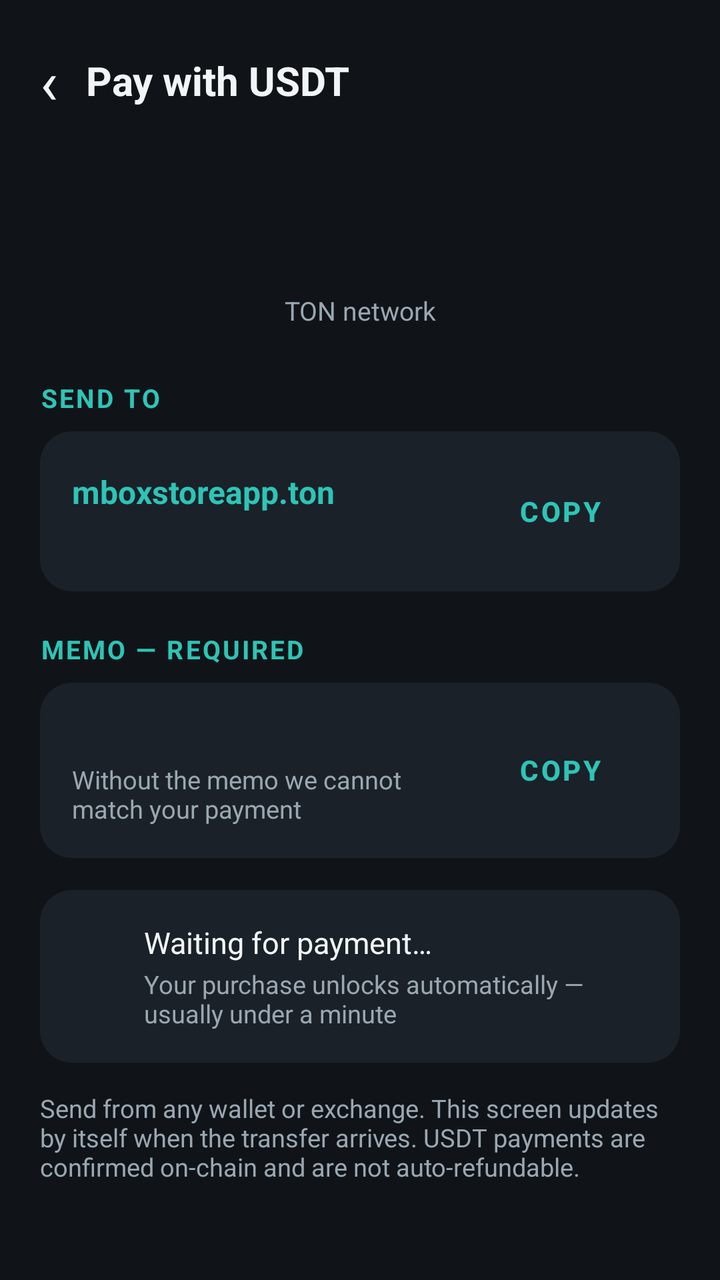
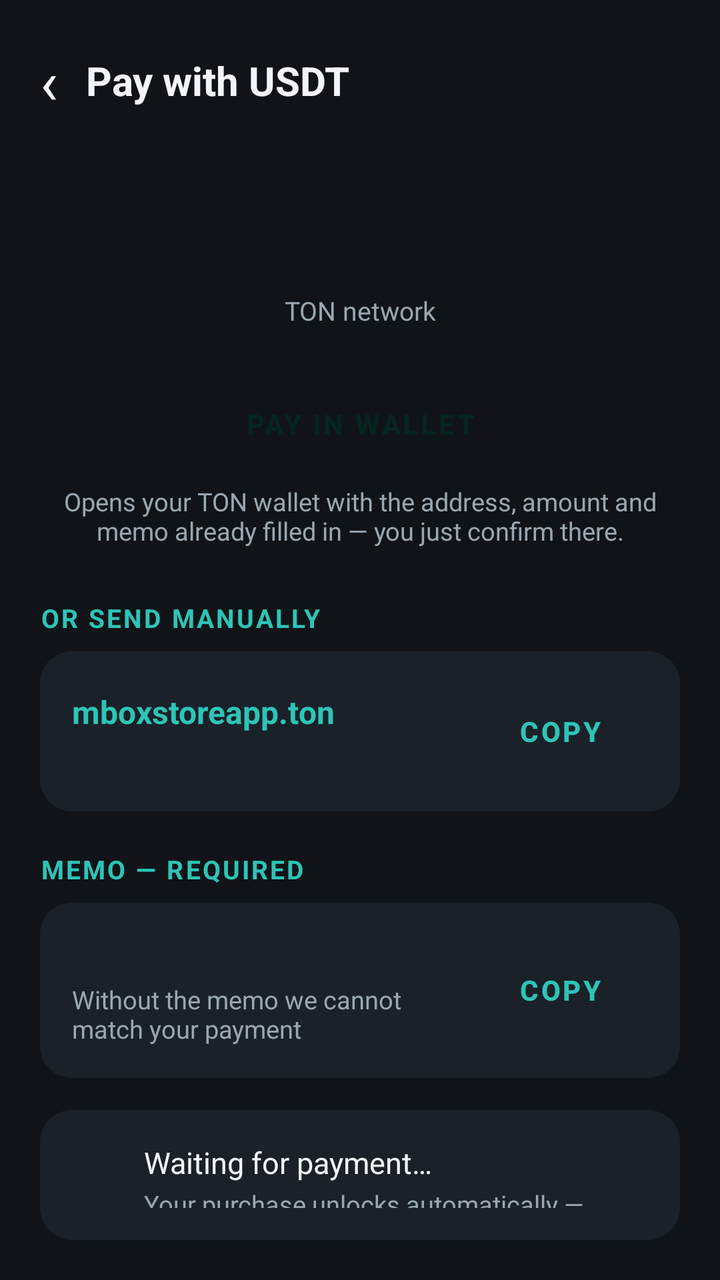

Compare the two renders of this Android layout. The source of the first and the diff that turns it into the second are given below.
<!-- AndroidManifest.xml: application theme Theme.MBOXStore -->
<!-- res/layout/activity_usdt_pay.xml -->
<?xml version="1.0" encoding="utf-8"?>
<LinearLayout xmlns:android="http://schemas.android.com/apk/res/android"
    android:layout_width="match_parent"
    android:layout_height="match_parent"
    android:background="@color/bg"
    android:orientation="vertical"
    android:padding="20dp">

    <LinearLayout
        android:layout_width="match_parent"
        android:layout_height="wrap_content"
        android:gravity="center_vertical"
        android:orientation="horizontal">

        <TextView
            android:id="@+id/usdtBack"
            android:layout_width="wrap_content"
            android:layout_height="wrap_content"
            android:paddingEnd="14dp"
            android:text="‹"
            android:textColor="@color/text_primary"
            android:textSize="30sp" />

        <TextView
            android:layout_width="wrap_content"
            android:layout_height="wrap_content"
            android:text="Pay with USDT"
            android:textColor="@color/text_primary"
            android:textSize="20sp"
            android:textStyle="bold" />
    </LinearLayout>

    <TextView
        android:id="@+id/usdtApp"
        android:layout_width="match_parent"
        android:layout_height="wrap_content"
        android:layout_marginTop="22dp"
        android:gravity="center"
        android:textColor="@color/text_secondary"
        android:textSize="14sp" />

    <TextView
        android:id="@+id/usdtAmount"
        android:layout_width="match_parent"
        android:layout_height="wrap_content"
        android:layout_marginTop="2dp"
        android:gravity="center"
        android:textColor="@color/text_primary"
        android:textSize="32sp"
        android:textStyle="bold" />

    <TextView
        android:layout_width="match_parent"
        android:layout_height="wrap_content"
        android:gravity="center"
        android:text="TON network"
        android:textColor="@color/text_secondary"
        android:textSize="13sp" />

    <TextView
        android:layout_width="wrap_content"
        android:layout_height="wrap_content"
        android:layout_marginTop="26dp"
        android:letterSpacing="0.08"
        android:text="SEND TO"
        android:textColor="@color/accent"
        android:textSize="13sp"
        android:textStyle="bold" />

    <LinearLayout
        android:layout_width="match_parent"
        android:layout_height="wrap_content"
        android:layout_marginTop="8dp"
        android:background="@drawable/bg_tile"
        android:gravity="center_vertical"
        android:orientation="horizontal"
        android:padding="16dp">

        <LinearLayout
            android:layout_width="0dp"
            android:layout_height="wrap_content"
            android:layout_weight="1"
            android:orientation="vertical">

            <TextView
                android:layout_width="wrap_content"
                android:layout_height="wrap_content"
                android:text="mboxstoreapp.ton"
                android:textColor="@color/accent"
                android:textSize="16sp"
                android:textStyle="bold" />

            <TextView
                android:id="@+id/usdtAddress"
                android:layout_width="match_parent"
                android:layout_height="wrap_content"
                android:layout_marginTop="2dp"
                android:textColor="@color/text_secondary"
                android:textSize="12.5sp" />
        </LinearLayout>

        <Button
            android:id="@+id/copyAddress"
            style="@style/Widget.MBOXStore.SecondaryButton"
            android:layout_width="wrap_content"
            android:layout_height="wrap_content"
            android:text="Copy" />
    </LinearLayout>

    <TextView
        android:layout_width="wrap_content"
        android:layout_height="wrap_content"
        android:layout_marginTop="20dp"
        android:letterSpacing="0.08"
        android:text="MEMO — REQUIRED"
        android:textColor="@color/accent"
        android:textSize="13sp"
        android:textStyle="bold" />

    <LinearLayout
        android:layout_width="match_parent"
        android:layout_height="wrap_content"
        android:layout_marginTop="8dp"
        android:background="@drawable/bg_tile"
        android:gravity="center_vertical"
        android:orientation="horizontal"
        android:padding="16dp">

        <LinearLayout
            android:layout_width="0dp"
            android:layout_height="wrap_content"
            android:layout_weight="1"
            android:orientation="vertical">

            <TextView
                android:id="@+id/usdtMemo"
                android:layout_width="wrap_content"
                android:layout_height="wrap_content"
                android:letterSpacing="0.06"
                android:textColor="@color/text_primary"
                android:textSize="16sp"
                android:textStyle="bold" />

            <TextView
                android:layout_width="wrap_content"
                android:layout_height="wrap_content"
                android:layout_marginTop="2dp"
                android:text="Without the memo we cannot match your payment"
                android:textColor="@color/text_secondary"
                android:textSize="12.5sp" />
        </LinearLayout>

        <Button
            android:id="@+id/copyMemo"
            style="@style/Widget.MBOXStore.SecondaryButton"
            android:layout_width="wrap_content"
            android:layout_height="wrap_content"
            android:text="Copy" />
    </LinearLayout>

    <LinearLayout
        android:layout_width="match_parent"
        android:layout_height="wrap_content"
        android:layout_marginTop="16dp"
        android:background="@drawable/bg_tile"
        android:gravity="center_vertical"
        android:orientation="horizontal"
        android:padding="16dp">

        <ProgressBar
            android:id="@+id/usdtSpinner"
            android:layout_width="22dp"
            android:layout_height="22dp" />

        <LinearLayout
            android:layout_width="0dp"
            android:layout_height="wrap_content"
            android:layout_marginStart="14dp"
            android:layout_weight="1"
            android:orientation="vertical">

            <TextView
                android:id="@+id/usdtStatusTitle"
                android:layout_width="wrap_content"
                android:layout_height="wrap_content"
                android:text="Waiting for payment…"
                android:textColor="@color/text_primary"
                android:textSize="15sp" />

            <TextView
                android:id="@+id/usdtStatusSub"
                android:layout_width="wrap_content"
                android:layout_height="wrap_content"
                android:layout_marginTop="2dp"
                android:text="Your purchase unlocks automatically — usually under a minute"
                android:textColor="@color/text_secondary"
                android:textSize="12.5sp" />
        </LinearLayout>
    </LinearLayout>

    <TextView
        android:layout_width="match_parent"
        android:layout_height="wrap_content"
        android:layout_marginTop="14dp"
        android:text="Send from any wallet or exchange. This screen updates by itself when the transfer arrives. USDT payments are confirmed on-chain and are not auto-refundable."
        android:textColor="@color/text_secondary"
        android:textSize="12.5sp" />
</LinearLayout>
<!-- resources referenced by this layout -->
<resources>
  <color name="accent">#2EC4B6</color>
  <color name="bg">#101418</color>
  <color name="text_primary">#F2F5F7</color>
  <color name="text_secondary">#9AA7B1</color>
  <!-- drawable bg_tile (drawable) -->
  <?xml version="1.0" encoding="utf-8"?>
  <shape xmlns:android="http://schemas.android.com/apk/res/android" android:shape="rectangle">
      <solid android:color="@color/surface" />
      <corners android:radius="16dp" />
  </shape>
  <style name="Widget.MBOXStore.SecondaryButton" parent="Widget.MaterialComponents.Button.OutlinedButton">
          <item name="android:textSize">14sp</item>
          <item name="android:textStyle">bold</item>
          <item name="cornerRadius">20dp</item>
          <item name="android:paddingStart">18dp</item>
          <item name="android:paddingEnd">18dp</item>
      </style>
  <style name="Theme.MBOXStore" parent="Theme.MaterialComponents.NoActionBar">
          <item name="colorPrimary">@color/accent</item>
          <item name="colorPrimaryVariant">@color/accent_dark</item>
          <item name="colorOnPrimary">#06251F</item>
          <item name="colorSurface">@color/surface</item>
          <item name="colorOnSurface">@color/text_primary</item>
          <item name="android:windowBackground">@color/bg</item>
          <item name="android:statusBarColor">@color/bg</item>
          <item name="android:navigationBarColor">@color/bg</item>
      </style>
  <color name="surface">#1A2129</color>
  <color name="accent_dark">#1F8A80</color>
</resources>

<!-- the commit's change to res/layout/activity_usdt_pay.xml (unified diff, before → after) -->
@@ -57,12 +57,29 @@
         android:textColor="@color/text_secondary"
         android:textSize="13sp" />
 
+    <Button
+        android:id="@+id/payInWallet"
+        style="@style/Widget.MBOXStore.ActionButton"
+        android:layout_width="match_parent"
+        android:layout_height="wrap_content"
+        android:layout_marginTop="24dp"
+        android:text="Pay in wallet" />
+
+    <TextView
+        android:layout_width="match_parent"
+        android:layout_height="wrap_content"
+        android:layout_marginTop="6dp"
+        android:gravity="center"
+        android:text="Opens your TON wallet with the address, amount and memo already filled in — you just confirm there."
+        android:textColor="@color/text_secondary"
+        android:textSize="12.5sp" />
+
     <TextView
         android:layout_width="wrap_content"
         android:layout_height="wrap_content"
         android:layout_marginTop="26dp"
         android:letterSpacing="0.08"
-        android:text="SEND TO"
+        android:text="OR SEND MANUALLY"
         android:textColor="@color/accent"
         android:textSize="13sp"
         android:textStyle="bold" />
<!-- resource entries referenced after the edit -->
@@ -10,6 +10,13 @@
       <solid android:color="@color/surface" />
       <corners android:radius="16dp" />
   </shape>
+  <style name="Widget.MBOXStore.ActionButton" parent="Widget.MaterialComponents.Button">
+          <item name="android:textSize">14sp</item>
+          <item name="android:textStyle">bold</item>
+          <item name="cornerRadius">20dp</item>
+          <item name="android:paddingStart">18dp</item>
+          <item name="android:paddingEnd">18dp</item>
+      </style>
   <style name="Widget.MBOXStore.SecondaryButton" parent="Widget.MaterialComponents.Button.OutlinedButton">
           <item name="android:textSize">14sp</item>
           <item name="android:textStyle">bold</item>
